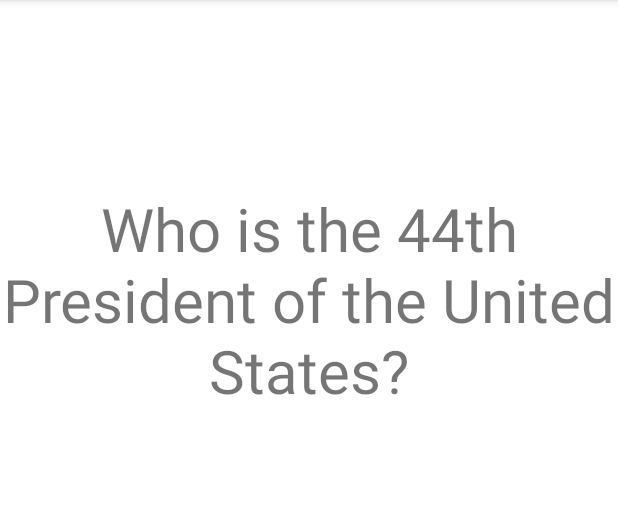
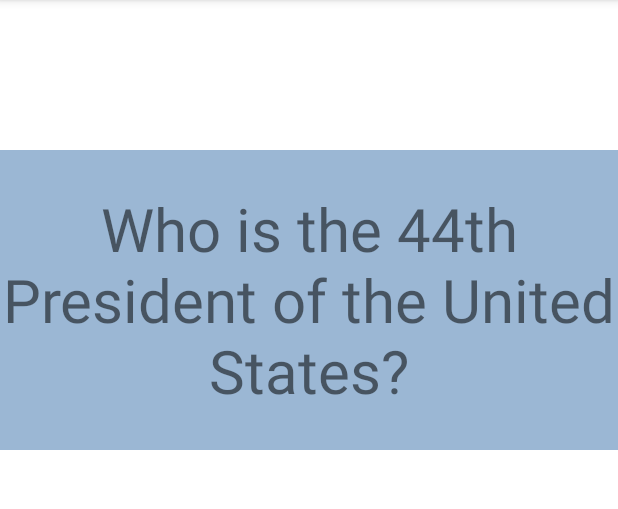
Before and after one commit to hlkwok/FlashcardApp, an Android app: the screen it shows after launch (MainActivity), on a phone screen of 412 x 824 dp, the part 84-593 px from its top. Run offline under Robolectric (Android 15) with nearby library versions, the phone set to English and light mode, and no system bars.

Commit message:
Added Background Colors

```diff
--- a/app/src/main/res/layout/activity_main.xml
+++ b/app/src/main/res/layout/activity_main.xml
@@ -15,6 +15,7 @@
         android:layout_marginTop="100dp"
         android:textSize="40sp"
         android:gravity="center"
+        android:background="#9bb7d4"
         />
 
     <TextView
@@ -27,6 +28,7 @@
         android:textSize="40sp"
         android:gravity="center"
         android:visibility="invisible"
+        android:background="#e3b72d"
         />
 
 </RelativeLayout>
```
